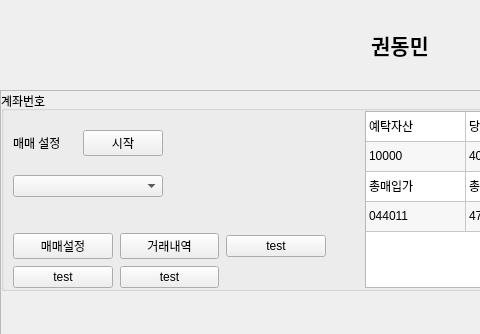
Fvesta/autotrading2, file GUI/main_win_backup.ui: the form before one commit; both pictures show x 0 to 480 and y 0 to 334 of the 800 by 800 pixel window.
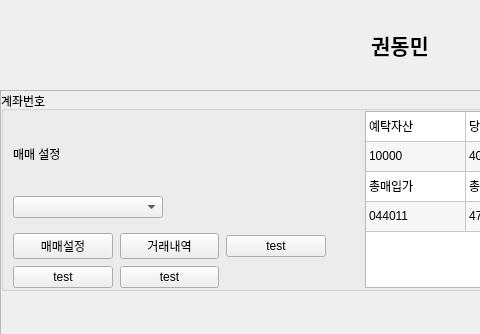
The form after the commit.

```diff
--- a/GUI/main_win_backup.ui
+++ b/GUI/main_win_backup.ui
@@ -247,19 +247,6 @@
                            </property>
                           </widget>
                          </item>
-                         <item>
-                          <widget class="QPushButton" name="pushButton_7">
-                           <property name="sizePolicy">
-                            <sizepolicy hsizetype="Minimum" vsizetype="Fixed">
-                             <horstretch>0</horstretch>
-                             <verstretch>0</verstretch>
-                            </sizepolicy>
-                           </property>
-                           <property name="text">
-                            <string>시작</string>
-                           </property>
-                          </widget>
-                         </item>
                         </layout>
                        </item>
                        <item>
```
